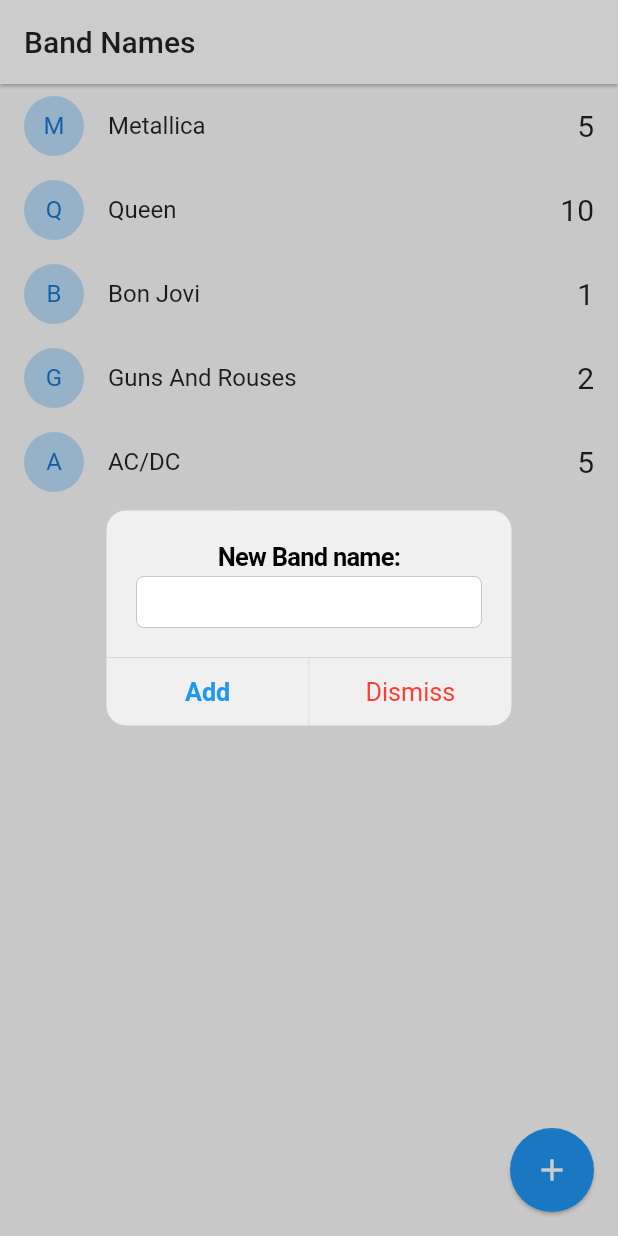
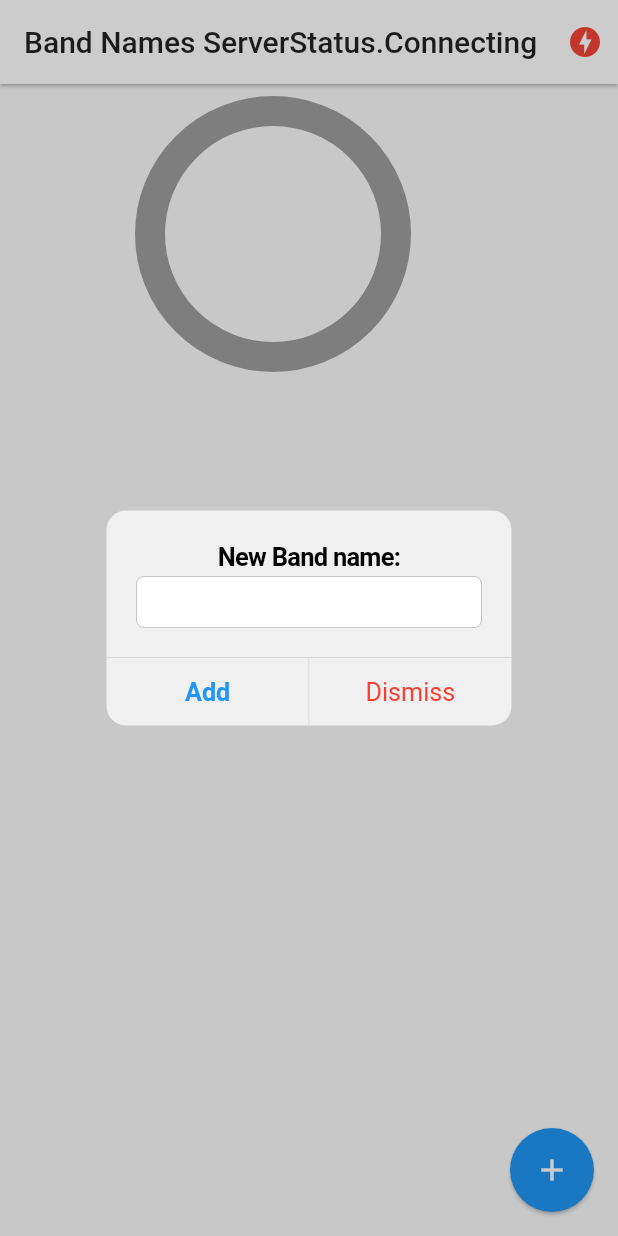
Before and after one commit to Sebastian-Beltran/bands_app, a Flutter app: the screen it shows after launch, after a tap on the "add" icon, on a phone screen of 412 x 824 dp. Run offline on Flutter 3.47's test engine with Material 2 defaults, Android fonts, the phone set to English and light mode, and no system bars; drawn by our look-alikes of pie_chart; our stand-ins replace socket_io_client; network calls fail.

Commit message:
App terminada

```diff
--- a/lib/main.dart
+++ b/lib/main.dart
@@ -1,18 +1,27 @@
 import 'package:band_names/pages/home.dart';
+import 'package:band_names/pages/status.dart';
+import 'package:band_names/services/socket_service.dart';
 import 'package:flutter/material.dart';
+import 'package:provider/provider.dart';
 
 void main() => runApp(MyApp());
 
 class MyApp extends StatelessWidget {
   @override
   Widget build(BuildContext context) {
-    return MaterialApp(
-      debugShowCheckedModeBanner: false,
-      title: 'Material App',
-      initialRoute: 'home',
-      routes: {
-        'home': ( _ ) => HomePage(),
-      },
+    return MultiProvider(
+      providers: [
+        ChangeNotifierProvider(create: (_) => SocketService(),)
+      ],
+      child: MaterialApp(
+        debugShowCheckedModeBanner: false,
+        title: 'Material App',
+        initialRoute: 'home',
+        routes: {
+          'home'  : (_) => HomePage(),
+          'status': (_) => StatusPage()
+        },
+      ),
     );
   }
 }
--- a/lib/models/band.dart
+++ b/lib/models/band.dart
@@ -11,9 +11,9 @@ class Band {
 
   factory Band.fromMap(Map<String, dynamic> obj) =>
       Band(
-        id: obj['id'],
-        name: obj['name'],
-        votes: obj['votes']
+        id   : obj.containsKey('id') ? obj['id'] : 'no-id',
+        name : obj.containsKey('name') ? obj['name'] : 'no-name',
+        votes: obj.containsKey('votes') ? obj['votes'] : 'no-votes'
       );
 
   Map<String, dynamic> toJson() {
--- a/lib/pages/home.dart
+++ b/lib/pages/home.dart
@@ -1,8 +1,11 @@
 import 'dart:io';
 
 import 'package:band_names/models/band.dart';
+import 'package:band_names/services/socket_service.dart';
 import 'package:flutter/cupertino.dart';
 import 'package:flutter/material.dart';
+import 'package:pie_chart/pie_chart.dart';
+import 'package:provider/provider.dart';
 
 class HomePage extends StatefulWidget {
   @override
@@ -10,28 +13,63 @@ class HomePage extends StatefulWidget {
 }
 
 class _HomePageState extends State<HomePage> {
-  List<Band> bands = [
-    Band(id: '1', name: 'Metallica', votes: 5),
-    Band(id: '2', name: 'Queen', votes: 10),
-    Band(id: '3', name: 'Bon Jovi', votes: 1),
-    Band(id: '4', name: 'Guns And Rouses', votes: 2),
-    Band(id: '5', name: 'AC/DC', votes: 5),
-  ];
+  List<Band> bands = [];
+
+  @override
+  void initState() {
+    final socketService = Provider.of<SocketService>(context, listen: false);
+    socketService.socket.on('active-bands', _handleActiveBands);
+    super.initState();
+  }
+
+  _handleActiveBands(dynamic payload) {
+    this.bands = (payload as List).map((band) => Band.fromMap(band)).toList();
+
+    setState(() {});
+  }
+
+  @override
+  void dispose() {
+    final socketService = Provider.of<SocketService>(context, listen: false);
+    socketService.socket.off('active-bands');
+    super.dispose();
+  }
 
   @override
   Widget build(BuildContext context) {
+    final socketService = Provider.of<SocketService>(context);
     return Scaffold(
       appBar: AppBar(
         title: Text(
-          'Band Names',
+          'Band Names ${socketService.serverStatus}',
           style: TextStyle(color: Colors.black87),
         ),
         backgroundColor: Colors.white,
         elevation: 1,
+        actions: [
+          Container(
+              margin: EdgeInsets.only(right: 10),
+              child: socketService.serverStatus == ServerStatus.Online
+                  ? Icon(
+                      Icons.check_circle,
+                      color: Colors.blue[300],
+                    )
+                  : Icon(
+                      Icons.offline_bolt,
+                      color: Colors.red,
+                    ))
+        ],
       ),
-      body: ListView.builder(
-          itemCount: bands.length,
-          itemBuilder: (context, i) => bandTile(bands[i])),
+      body: Column(
+        children: [
+          _showGraph(),
+          Expanded(
+            child: ListView.builder(
+                itemCount: bands.length,
+                itemBuilder: (context, i) => bandTile(bands[i])),
+          ),
+        ],
+      ),
       floatingActionButton: FloatingActionButton(
         child: Icon(Icons.add),
         elevation: 1,
@@ -41,20 +79,23 @@ class _HomePageState extends State<HomePage> {
   }
 
   Widget bandTile(Band band) {
+    final socketService = Provider.of<SocketService>(context, listen: false);
+
     return Dismissible(
       key: Key(band.id),
       direction: DismissDirection.startToEnd,
-      onDismissed: (direction){
-        print('direccion: $direction');
-        //TODO: Llamar el borrado en el server
+      onDismissed: (_) {
+        socketService.emit('delete-band', {'id': band.id});
       },
       background: Container(
         padding: const EdgeInsets.only(left: 10),
         color: Colors.red,
         child: Align(
-          alignment: Alignment.centerLeft,
-          child: Text('Delete Band', style: TextStyle(color: Colors.white),)
-        ),
+            alignment: Alignment.centerLeft,
+            child: Text(
+              'Delete Band',
+              style: TextStyle(color: Colors.white),
+            )),
       ),
       child: ListTile(
         leading: CircleAvatar(
@@ -67,9 +108,7 @@ class _HomePageState extends State<HomePage> {
           style: TextStyle(fontSize: 20),
         ),
         onTap: () {
-          band.votes++;
-          print(band.name);
-          setState(() {});
+          socketService.socket.emit('vote-band', {'id': band.id});
         },
       ),
     );
@@ -81,7 +120,7 @@ class _HomePageState extends State<HomePage> {
     if (!Platform.isAndroid) {
       return showDialog(
           context: context,
-          builder: (context) {
+          builder: (_) {
             return AlertDialog(
               title: Text('New Band name:'),
               content: TextField(
@@ -127,14 +166,39 @@ class _HomePageState extends State<HomePage> {
   }
 
   void addBandToList(String name) {
-    print(name);
+    final socketService = Provider.of<SocketService>(context, listen: false);
+
     if (name.length > 1) {
       //Podemos agregar
-      this
-          .bands
-          .add(new Band(id: DateTime.now().toString(), name: name, votes: 0));
-      setState(() {});
+      //emitir el evento add-band
+      socketService.socket.emit('add-band', {'name': name});
+      print(name);
+      //{name: name}
+
     }
     Navigator.pop(context);
   }
+
+  _showGraph() {
+    Map<String, double> dataMap = Map();
+      // "Flutter": 5,
+      bands.forEach((band) {
+        dataMap.putIfAbsent(band.name, () => band.votes.toDouble());
+      });
+
+    return Container(
+      padding: const EdgeInsets.only(top: 10, bottom: 10),
+      width: double.infinity,
+      height: 200,
+      child: PieChart(
+        dataMap: dataMap,
+        animationDuration: Duration(microseconds: 800),
+        chartValuesOptions: ChartValuesOptions(
+          decimalPlaces: 0,
+          showChartValueBackground: false
+        ),
+        chartType: ChartType.ring,
+      ),
+    );
+  }
 }
--- /dev/null
+++ b/lib/services/socket_service.dart
@@ -0,0 +1,53 @@
+import 'package:flutter/material.dart';
+import 'package:socket_io_client/socket_io_client.dart' as IO;
+
+enum ServerStatus { Online, Offline, Connecting }
+
+class SocketService with ChangeNotifier {
+  ServerStatus _serverStatus = ServerStatus.Connecting;
+  late IO.Socket _socket;
+
+
+  ServerStatus get serverStatus => this._serverStatus;
+
+  IO.Socket get socket => this._socket;
+  Function get emit => this._socket.emit;
+
+  SocketService() {
+    this._initConfig();
+  }
+
+  void _initConfig() {
+    // Dart client
+    this._socket = IO.io('http://192.168.0.7:3000/', {
+      'transports': ['websocket'],
+      'autoConnect': true
+    });
+    // socket.onConnect((_) {
+    //   print('connect2');
+    // });
+
+    this._socket.on('connect', (_) {
+      print('connect');
+      this._serverStatus = ServerStatus.Online;
+      notifyListeners();
+    });
+
+    this._socket.on('disconnect', (_) {
+      print('disconnect');
+      this._serverStatus = ServerStatus.Offline;
+      notifyListeners();
+    });
+
+
+
+    // socket.on('nuevo-mensaje', (payload) {
+    //   print('Nuevo mensaje:');
+    //   print('nombre: ${payload['nombre']}');
+    //   print('mensaje: ${payload['mensaje']}');
+    //   print(payload.containsKey('mensaje2') ? payload['mensaje2'] : 'No tiene mensaje2');
+    // });
+
+    // socket.onDisconnect((_) => print('disconnect'));
+  }
+}
--- a/pubspec.yaml
+++ b/pubspec.yaml
@@ -28,6 +28,9 @@ dependencies:
   # The following adds the Cupertino Icons font to your application.
   # Use with the CupertinoIcons class for iOS style icons.
   cupertino_icons: ^1.0.2
+  socket_io_client: ^1.0.1
+  provider: ^5.0.0
+  pie_chart: ^5.0.0
 
 dev_dependencies:
   flutter_test:
```
Also changed, not shown: lib/pages/status.dart (added, +30 -0 lines), pubspec.lock.
